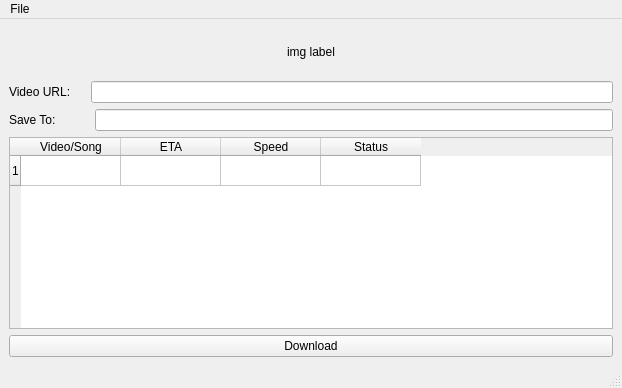
Before: the Qt Designer form resources/gui_qt-designer.ui in yasoob/youtube-dl-GUI, drawn with Qt 5.
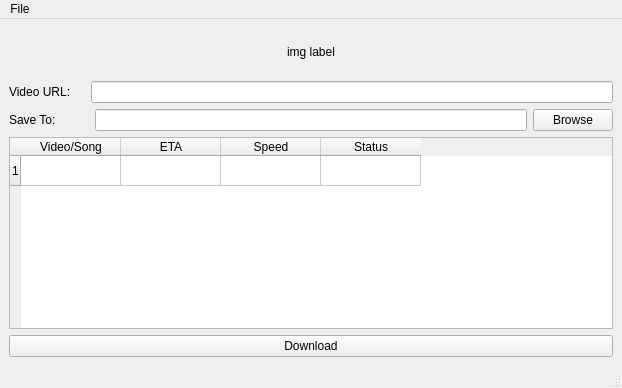
After: the same form once the commit is applied.

Commit message: Added the browse button and added new img in the readme

Patch:
```diff
--- a/resources/gui_qt-designer.ui
+++ b/resources/gui_qt-designer.ui
@@ -112,6 +112,13 @@
         <item>
          <widget class="QLineEdit" name="lineEdit_2"/>
         </item>
+        <item>
+         <widget class="QPushButton" name="browse_btn">
+          <property name="text">
+           <string>Browse</string>
+          </property>
+         </widget>
+        </item>
        </layout>
       </item>
       <item alignment="Qt::AlignVCenter">
```
Left out of the diff: 4 changed lines with no effect on the pictures. The commit also changes 3 other files.
